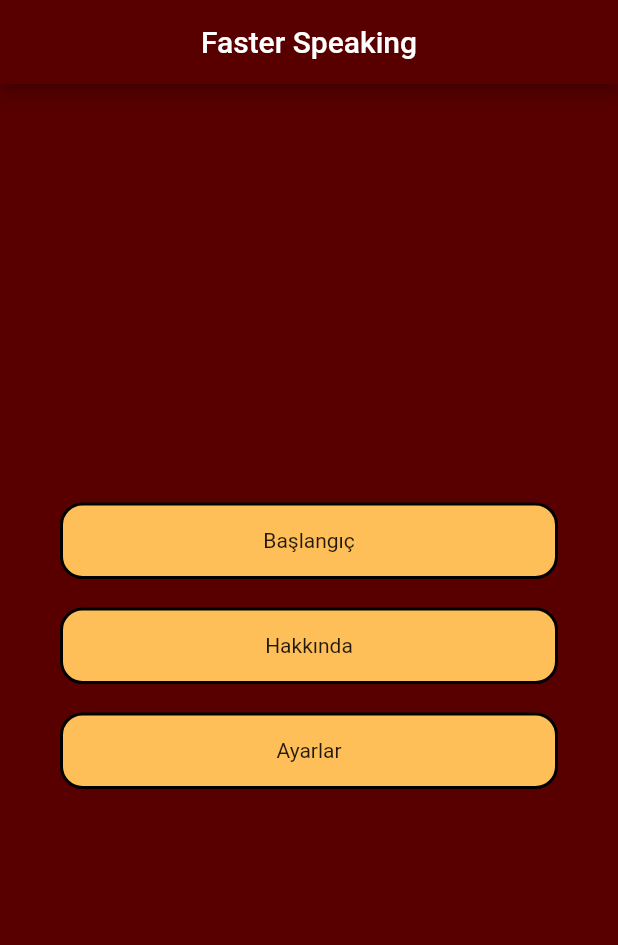
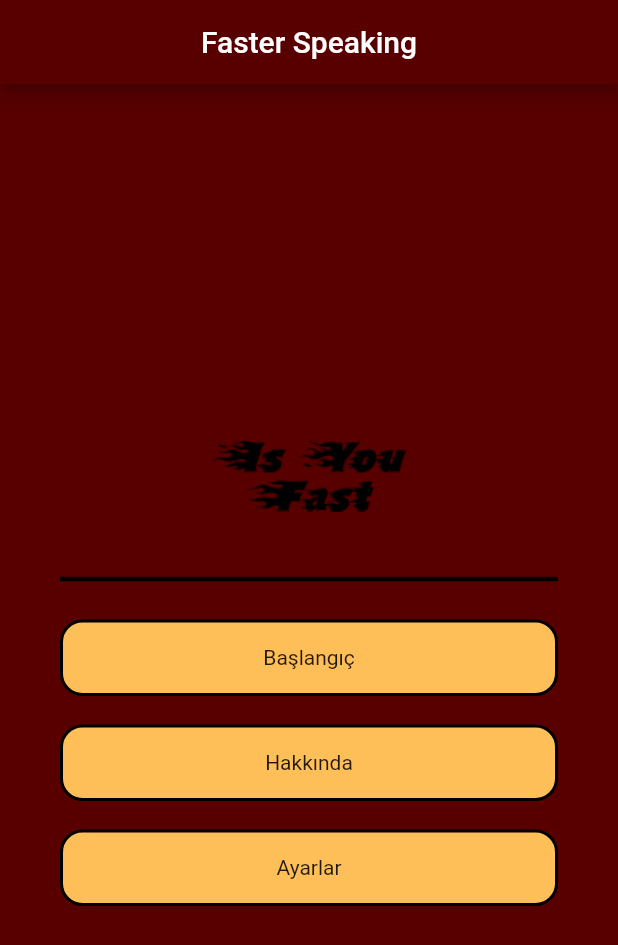
Before and after one commit to halak0013/ingilizce_oyunu1, a Flutter app: the screen it shows after launch, on a phone screen of 412 x 824 dp. Shown: the top 945 px of the screen. Run offline on Flutter 3.47's test engine with Material 2 defaults, Android fonts, the phone set to English and light mode, and no system bars.

Commit message:
anasayfa bitişi

```diff
--- a/lib/screen/anasayfa.dart
+++ b/lib/screen/anasayfa.dart
@@ -1,5 +1,6 @@
 //Bisimllahirramanirrahim
 import 'package:flutter/material.dart';
+import 'package:ingilizce_oyunu1/constants/ekranGecisi.dart';
 import 'package:ingilizce_oyunu1/screen/ayarlar.dart';
 import 'package:ingilizce_oyunu1/screen/hakkinda.dart';
 import 'package:ingilizce_oyunu1/screen/menu.dart';
@@ -26,6 +27,12 @@ class AnaSayfa extends StatelessWidget {
             crossAxisAlignment: CrossAxisAlignment.stretch,
 
             children: [
+              Image.asset("assets/images/yazi.png"),
+              Divider(
+                color: COLOR_BLACK,
+                thickness: 3,
+              ),
+              SizedBox(height: ARALIK_GENISLIK,),
               inkButton(context, Menu(),"Başlangıç"),
               inkButton(context, Hakkinda(),"Hakkında"),
               inkButton(context, Ayarlar(),"Ayarlar"),
@@ -39,10 +46,7 @@ class AnaSayfa extends StatelessWidget {
   InkWell inkButton(BuildContext context, Widget widget,String baslik) {
     return InkWell(
       onTap: (() {
-        Navigator.push(
-          context,
-          MaterialPageRoute(builder: (builder) => widget),
-        );
+        gec(context, widget);
       }),
       child: Column(
         children: [
@@ -53,7 +57,7 @@ class AnaSayfa extends StatelessWidget {
           ),
           const SizedBox(
             height: ARALIK_GENISLIK,
-          )
+          ),
         ],
       ),
     );
--- a/pubspec.yaml
+++ b/pubspec.yaml
@@ -58,8 +58,8 @@ flutter:
   uses-material-design: true
 
   # To add assets to your application, add an assets section, like this:
-  # assets:
-  #   - images/a_dot_burr.jpeg
+  assets:
+    - assets/images/
   #   - images/a_dot_ham.jpeg
 
   # An image asset can refer to one or more resolution-specific "variants", see
```
Also changed, not shown: lib/constants/ekranGecisi.dart (added, +8 -0 lines).
